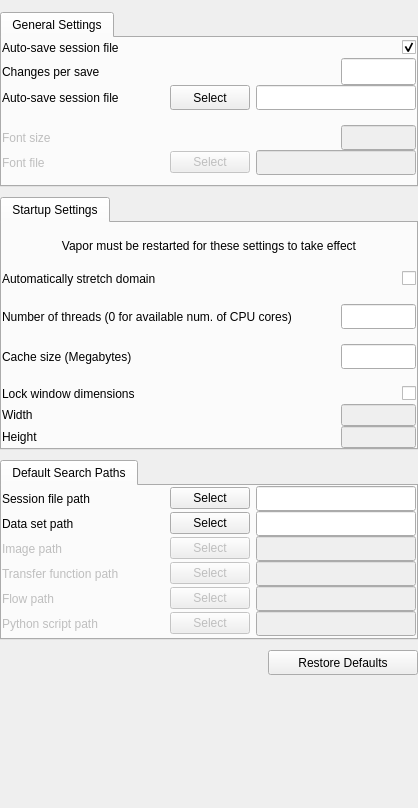
Old version of the form apps/vaporgui/SettingsGUI.ui in the repository StasJ/vapor-formatted.
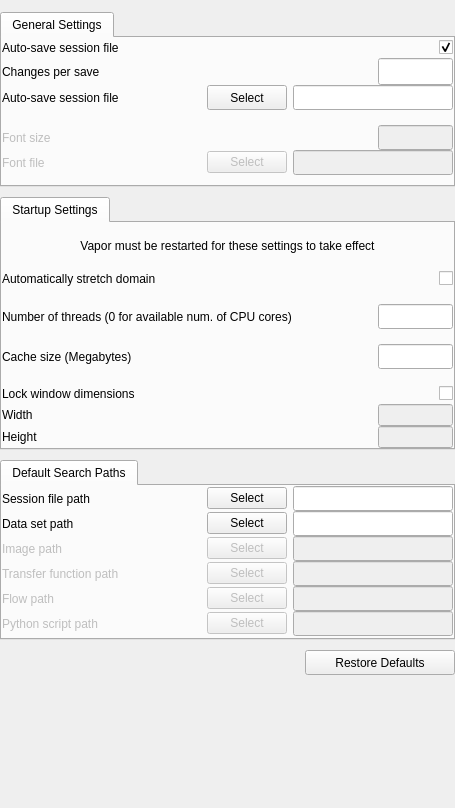
New version of the form.

What changed in the file:
```diff
--- a/apps/vaporgui/SettingsGUI.ui
+++ b/apps/vaporgui/SettingsGUI.ui
@@ -13,16 +13,22 @@
     <height>808</height>
    </rect>
   </property>
+  <property name="sizePolicy">
+   <sizepolicy hsizetype="Minimum" vsizetype="Expanding">
+    <horstretch>0</horstretch>
+    <verstretch>0</verstretch>
+   </sizepolicy>
+  </property>
   <property name="minimumSize">
    <size>
-    <width>418</width>
-    <height>400</height>
+    <width>0</width>
+    <height>0</height>
    </size>
   </property>
   <property name="maximumSize">
    <size>
-    <width>418</width>
-    <height>1200</height>
+    <width>16777215</width>
+    <height>16777215</height>
    </size>
   </property>
   <property name="baseSize">
@@ -55,6 +61,12 @@
    </property>
    <item>
     <widget class="QTabWidget" name="_generalSettingsTab">
+     <property name="sizePolicy">
+      <sizepolicy hsizetype="Minimum" vsizetype="Maximum">
+       <horstretch>0</horstretch>
+       <verstretch>0</verstretch>
+      </sizepolicy>
+     </property>
      <property name="minimumSize">
       <size>
        <width>0</width>
@@ -65,6 +77,12 @@
       <number>0</number>
      </property>
      <widget class="QWidget" name="tab_4">
+      <property name="sizePolicy">
+       <sizepolicy hsizetype="Minimum" vsizetype="Preferred">
+        <horstretch>0</horstretch>
+        <verstretch>0</verstretch>
+       </sizepolicy>
+      </property>
       <attribute name="title">
        <string>General Settings</string>
       </attribute>
@@ -319,6 +337,12 @@
              <property name="enabled">
               <bool>false</bool>
              </property>
+             <property name="sizePolicy">
+              <sizepolicy hsizetype="Minimum" vsizetype="Fixed">
+               <horstretch>0</horstretch>
+               <verstretch>0</verstretch>
+              </sizepolicy>
+             </property>
              <property name="minimumSize">
               <size>
                <width>0</width>
@@ -378,6 +402,12 @@
              <property name="enabled">
               <bool>false</bool>
              </property>
+             <property name="sizePolicy">
+              <sizepolicy hsizetype="Minimum" vsizetype="Fixed">
+               <horstretch>0</horstretch>
+               <verstretch>0</verstretch>
+              </sizepolicy>
+             </property>
              <property name="minimumSize">
               <size>
                <width>160</width>
@@ -396,10 +426,22 @@
    </item>
    <item>
     <widget class="QTabWidget" name="tabWidget">
+     <property name="sizePolicy">
+      <sizepolicy hsizetype="Minimum" vsizetype="Maximum">
+       <horstretch>0</horstretch>
+       <verstretch>0</verstretch>
+      </sizepolicy>
+     </property>
      <property name="currentIndex">
       <number>0</number>
      </property>
      <widget class="QWidget" name="tab">
+      <property name="sizePolicy">
+       <sizepolicy hsizetype="Minimum" vsizetype="Preferred">
+        <horstretch>0</horstretch>
+        <verstretch>0</verstretch>
+       </sizepolicy>
+      </property>
       <attribute name="title">
        <string>Startup Settings</string>
       </attribute>
@@ -421,6 +463,12 @@
        </property>
        <item>
         <widget class="QLabel" name="label_3">
+         <property name="sizePolicy">
+          <sizepolicy hsizetype="Minimum" vsizetype="Preferred">
+           <horstretch>0</horstretch>
+           <verstretch>0</verstretch>
+          </sizepolicy>
+         </property>
          <property name="text">
           <string>Vapor must be restarted for these settings to take effect</string>
          </property>
@@ -748,10 +796,22 @@
    </item>
    <item>
     <widget class="QTabWidget" name="defaultDirectoryTab">
+     <property name="sizePolicy">
+      <sizepolicy hsizetype="Minimum" vsizetype="Maximum">
+       <horstretch>0</horstretch>
+       <verstretch>0</verstretch>
+      </sizepolicy>
+     </property>
      <property name="currentIndex">
       <number>0</number>
      </property>
      <widget class="QWidget" name="tab_3">
+      <property name="sizePolicy">
+       <sizepolicy hsizetype="Minimum" vsizetype="Preferred">
+        <horstretch>0</horstretch>
+        <verstretch>0</verstretch>
+       </sizepolicy>
+      </property>
       <attribute name="title">
        <string>Default Search Paths</string>
       </attribute>
```
Left out of the diff: 66 changed lines with no effect on the pictures.
